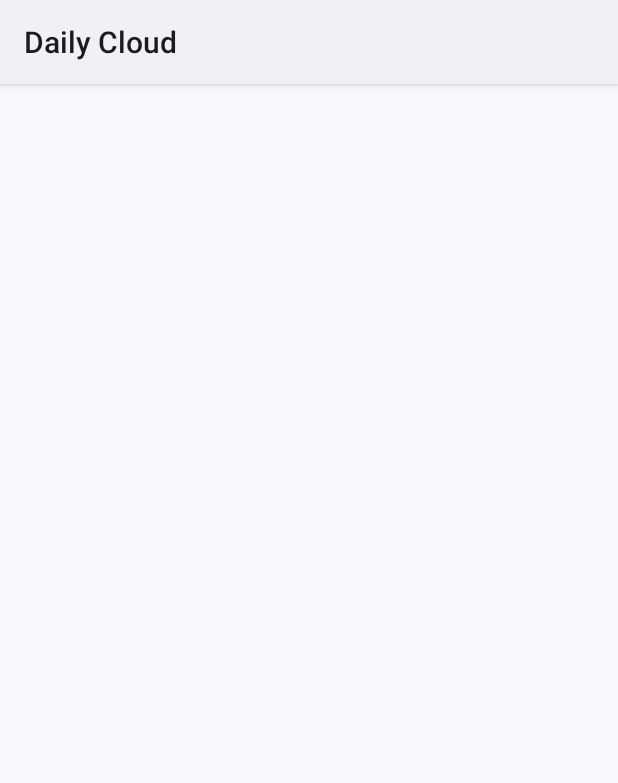
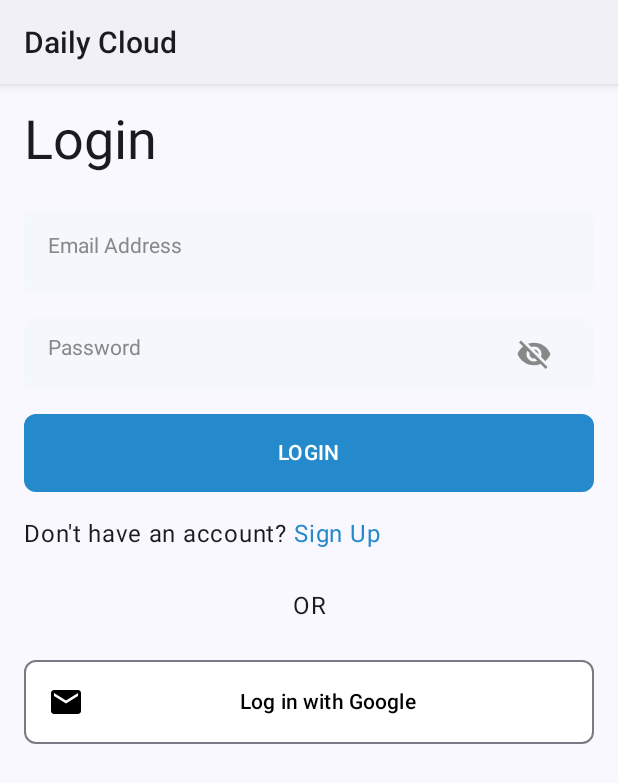
Before and after one commit to daily-cloud/daily-cloud-md, an Android app built with Jetpack Compose: the LoginScreen screen opened through its navigation route, on a phone screen of 412 x 824 dp. Shown: the top 783 px of the screen. Run offline under Robolectric (Android 15) with nearby library versions, the phone set to English and light mode, and no system bars; our stand-ins replace Dagger/Hilt's generated code, Firebase (no records; nobody signed in at launch, a user with empty details on screens opened directly); 1 statement that could not run was skipped.

Commit message:
[Autentikasi] Tampilan Login

```diff
--- /dev/null
+++ b/app/src/main/java/com/dailycloud/dailycloud/ui/components/CustomButton.kt
@@ -0,0 +1,81 @@
+package com.dailycloud.dailycloud.ui.components
+
+import androidx.compose.foundation.BorderStroke
+import androidx.compose.foundation.layout.PaddingValues
+import androidx.compose.foundation.layout.Spacer
+import androidx.compose.foundation.layout.fillMaxWidth
+import androidx.compose.foundation.layout.size
+import androidx.compose.foundation.shape.RoundedCornerShape
+import androidx.compose.material.icons.Icons
+import androidx.compose.material.icons.filled.Email
+import androidx.compose.material3.Button
+import androidx.compose.material3.ButtonDefaults
+import androidx.compose.material3.Icon
+import androidx.compose.material3.OutlinedButton
+import androidx.compose.material3.OutlinedIconButton
+import androidx.compose.material3.Text
+import androidx.compose.runtime.Composable
+import androidx.compose.ui.Modifier
+import androidx.compose.ui.graphics.Color
+import androidx.compose.ui.graphics.vector.ImageVector
+import androidx.compose.ui.res.stringResource
+import androidx.compose.ui.text.font.FontWeight
+import androidx.compose.ui.text.style.TextAlign
+import androidx.compose.ui.tooling.preview.Preview
+import androidx.compose.ui.unit.dp
+import com.dailycloud.dailycloud.R
+import com.dailycloud.dailycloud.ui.theme.DailyCloudTheme
+import com.dailycloud.dailycloud.ui.theme.Primary
+
+@Composable
+fun CustomFilledButton(
+    modifier: Modifier = Modifier,
+    onClick: () -> Unit,
+    text: String,
+) {
+    Button(
+        modifier = modifier,
+        colors = ButtonDefaults.buttonColors(containerColor = Primary),
+        shape = RoundedCornerShape(8.dp),
+        contentPadding = PaddingValues(16.dp),
+        onClick = onClick
+    ) {
+        Text(text, color = Color.White, fontWeight = FontWeight.SemiBold)
+    }
+}
+
+@Composable
+fun CustomOutlinedButton(
+    modifier: Modifier = Modifier,
+    onClick: () -> Unit,
+    text: String,
+) {
+    OutlinedButton(
+        modifier = modifier,
+        border = BorderStroke(1.dp, Primary),
+        shape = RoundedCornerShape(8.dp),
+        contentPadding = PaddingValues(16.dp),
+        onClick = onClick
+    ) {
+        Text(text, color = Primary, fontWeight = FontWeight.SemiBold)
+    }
+}
+
+@Composable
+fun SocialButton(
+    modifier: Modifier = Modifier,
+    onClick: () -> Unit,
+    text: String,
+    Icon: ImageVector,
+) {
+    OutlinedButton(
+        modifier = modifier,
+        colors = ButtonDefaults.outlinedButtonColors(containerColor = Color.White, contentColor = Color.Black),
+        shape = RoundedCornerShape(8.dp),
+        contentPadding = PaddingValues(16.dp),
+        onClick = onClick
+    ) {
+        Icon(imageVector = Icons.Default.Email, contentDescription = text)
+        Text(text, textAlign = TextAlign.Center, fontWeight = FontWeight.SemiBold, modifier = Modifier.weight(1f))
+    }
+}
--- /dev/null
+++ b/app/src/main/java/com/dailycloud/dailycloud/ui/components/EmailField.kt
@@ -0,0 +1,58 @@
+package com.dailycloud.dailycloud.ui.components
+
+import androidx.compose.foundation.background
+import androidx.compose.foundation.layout.Box
+import androidx.compose.foundation.layout.fillMaxWidth
+import androidx.compose.foundation.layout.padding
+import androidx.compose.foundation.shape.RoundedCornerShape
+import androidx.compose.foundation.text.BasicTextField
+import androidx.compose.foundation.text.KeyboardOptions
+import androidx.compose.material3.LocalTextStyle
+import androidx.compose.material3.Text
+import androidx.compose.material3.TextField
+import androidx.compose.material3.TextFieldColors
+import androidx.compose.material3.TextFieldDefaults
+import androidx.compose.runtime.Composable
+import androidx.compose.ui.Modifier
+import androidx.compose.ui.draw.clip
+import androidx.compose.ui.graphics.Color
+import androidx.compose.ui.text.TextStyle
+import androidx.compose.ui.text.input.KeyboardType
+import androidx.compose.ui.tooling.preview.Preview
+import androidx.compose.ui.unit.dp
+import com.dailycloud.dailycloud.ui.theme.DailyCloudTheme
+
+@Composable
+fun EmailField(
+    modifier: Modifier = Modifier,
+    value: String,
+    onValueChange: (String) -> Unit,
+) {
+    BasicTextField(
+        value = value,
+        onValueChange = onValueChange,
+        singleLine = true,
+        textStyle = LocalTextStyle.current,
+        keyboardOptions = KeyboardOptions(keyboardType = KeyboardType.Email),
+        decorationBox = { innerTextField ->
+            Box() {
+                if (value.isEmpty()) {
+                    Text(
+                        text = "Email Address",
+                        style = TextStyle(color = Color.Gray),
+                    )
+                }
+            }
+            innerTextField()
+        },
+        modifier = modifier.clip(RoundedCornerShape(8.dp)).background(Color(0xFFF4F7FC)).padding(16.dp)
+    )
+}
+
+@Preview(showBackground = true)
+@Composable
+fun EmailFieldPreview() {
+    DailyCloudTheme() {
+        EmailField(value = "", onValueChange = {}, modifier = Modifier.fillMaxWidth())
+    }
+}
--- /dev/null
+++ b/app/src/main/java/com/dailycloud/dailycloud/ui/components/PasswordField.kt
@@ -0,0 +1,95 @@
+package com.dailycloud.dailycloud.ui.components
+
+import androidx.compose.foundation.background
+import androidx.compose.foundation.layout.Arrangement
+import androidx.compose.foundation.layout.Box
+import androidx.compose.foundation.layout.Row
+import androidx.compose.foundation.layout.fillMaxWidth
+import androidx.compose.foundation.layout.padding
+import androidx.compose.foundation.shape.RoundedCornerShape
+import androidx.compose.foundation.text.BasicTextField
+import androidx.compose.foundation.text.KeyboardOptions
+import androidx.compose.material.icons.Icons
+import androidx.compose.material.icons.filled.Visibility
+import androidx.compose.material.icons.filled.VisibilityOff
+import androidx.compose.material3.Icon
+import androidx.compose.material3.IconButton
+import androidx.compose.material3.LocalTextStyle
+import androidx.compose.material3.Text
+import androidx.compose.runtime.Composable
+import androidx.compose.runtime.getValue
+import androidx.compose.runtime.mutableStateOf
+import androidx.compose.runtime.remember
+import androidx.compose.runtime.setValue
+import androidx.compose.ui.Alignment
+import androidx.compose.ui.Modifier
+import androidx.compose.ui.draw.clip
+import androidx.compose.ui.graphics.Color
+import androidx.compose.ui.text.TextStyle
+import androidx.compose.ui.text.input.KeyboardType
+import androidx.compose.ui.text.input.PasswordVisualTransformation
+import androidx.compose.ui.text.input.VisualTransformation
+import androidx.compose.ui.tooling.preview.Preview
+import androidx.compose.ui.unit.dp
+import com.dailycloud.dailycloud.ui.theme.DailyCloudTheme
+
+@Composable
+fun PasswordField(
+    modifier: Modifier = Modifier,
+    value: String,
+    onValueChange: (String) -> Unit,
+) {
+    var passwordIsVisible by remember { mutableStateOf(false) }
+
+    BasicTextField(
+        value = value,
+        onValueChange = onValueChange,
+        singleLine = true,
+        textStyle = LocalTextStyle.current,
+        keyboardOptions = KeyboardOptions(keyboardType = KeyboardType.Password),
+        visualTransformation = if (passwordIsVisible) {
+            VisualTransformation.None
+        } else {
+            PasswordVisualTransformation()
+        },
+        decorationBox = { innerTextField ->
+            Row(
+                modifier = Modifier.padding(horizontal = 16.dp),
+                verticalAlignment = Alignment.CenterVertically,
+                horizontalArrangement = Arrangement.SpaceBetween,
+            ) {
+                Box() {
+                    if (value.isEmpty()) {
+                        Text(
+                            text = "Password",
+                            style = TextStyle(color = Color.Gray),
+                        )
+                    }
+                    innerTextField()
+                }
+                IconButton(
+                    onClick = {
+                        passwordIsVisible = !passwordIsVisible
+                    }
+                ) {
+                    Icon(
+                        imageVector = if (passwordIsVisible) Icons.Default.Visibility else Icons.Default.VisibilityOff,
+                        contentDescription = null,
+                        tint = Color.Gray
+                    )
+                }
+            }
+        },
+        modifier = modifier
+            .clip(RoundedCornerShape(8.dp))
+            .background(Color(0xFFF4F7FC))
+    )
+}
+
+@Preview(showBackground = true)
+@Composable
+fun PasswordFieldPreview() {
+    DailyCloudTheme() {
+        PasswordField(value = "", onValueChange = {}, modifier = Modifier.fillMaxWidth())
+    }
+}
--- a/app/src/main/java/com/dailycloud/dailycloud/ui/screen/login/LoginScreen.kt
+++ b/app/src/main/java/com/dailycloud/dailycloud/ui/screen/login/LoginScreen.kt
@@ -1,8 +1,84 @@
 package com.dailycloud.dailycloud.ui.screen.login
 
+import androidx.compose.foundation.clickable
+import androidx.compose.foundation.layout.Column
+import androidx.compose.foundation.layout.PaddingValues
+import androidx.compose.foundation.layout.Row
+import androidx.compose.foundation.layout.Spacer
+import androidx.compose.foundation.layout.fillMaxWidth
+import androidx.compose.foundation.layout.height
+import androidx.compose.foundation.layout.padding
+import androidx.compose.foundation.rememberScrollState
+import androidx.compose.foundation.text.BasicTextField
+import androidx.compose.foundation.verticalScroll
+import androidx.compose.material.icons.Icons
+import androidx.compose.material.icons.filled.Email
+import androidx.compose.material3.ElevatedButton
+import androidx.compose.material3.MaterialTheme
+import androidx.compose.material3.OutlinedTextField
+import androidx.compose.material3.Text
+import androidx.compose.material3.TextButton
 import androidx.compose.runtime.Composable
+import androidx.compose.runtime.getValue
+import androidx.compose.runtime.mutableStateOf
+import androidx.compose.runtime.remember
+import androidx.compose.runtime.setValue
+import androidx.compose.ui.Modifier
+import androidx.compose.ui.res.stringResource
+import androidx.compose.ui.text.style.TextAlign
+import androidx.compose.ui.tooling.preview.Preview
+import androidx.compose.ui.unit.dp
+import androidx.hilt.navigation.compose.hiltViewModel
+import com.dailycloud.dailycloud.R
+import com.dailycloud.dailycloud.ui.components.CustomFilledButton
+import com.dailycloud.dailycloud.ui.components.EmailField
+import com.dailycloud.dailycloud.ui.components.PasswordField
+import com.dailycloud.dailycloud.ui.components.SocialButton
+import com.dailycloud.dailycloud.ui.theme.DailyCloudTheme
+import com.dailycloud.dailycloud.ui.theme.Primary
 
 @Composable
-fun LoginScreen() {
+fun LoginScreen(
+    modifier: Modifier = Modifier,
+    toHome: () -> Unit,
+    viewModel: LoginViewModel = hiltViewModel(),
+) {
+    Column(modifier = modifier
+        .verticalScroll(rememberScrollState())
+        .padding(16.dp)) {
 
+        val email by viewModel.email
+        val password by viewModel.password
+
+        Text(stringResource(R.string.login) , style = MaterialTheme.typography.displaySmall)
+        Spacer(modifier = Modifier.height(24.dp))
+        EmailField(
+            value = email,
+            onValueChange = viewModel::onEmailChanged,
+            modifier = Modifier.fillMaxWidth()
+        )
+        Spacer(modifier = Modifier.height(16.dp))
+        PasswordField(
+            value = password,
+            onValueChange = viewModel::onPasswordChanged,
+            modifier = Modifier.fillMaxWidth()
+        )
+        Spacer(modifier = Modifier.height(16.dp))
+        CustomFilledButton(
+            text = "Login".uppercase(),
+            onClick = {
+                viewModel.login(toHome)
+            },
+            modifier = Modifier.fillMaxWidth()
+        )
+        Spacer(modifier = Modifier.height(16.dp))
+        Row() {
+            Text(stringResource(R.string.don_t_have_an_account))
+            Text(stringResource(R.string.sign_up), color = Primary, modifier = Modifier.clickable {  })
+        }
+        Spacer(modifier = Modifier.height(24.dp))
+        Text("OR", textAlign = TextAlign.Center, modifier = Modifier.fillMaxWidth())
+        Spacer(modifier = Modifier.height(24.dp))
+        SocialButton(onClick = {}, text = stringResource(R.string.log_in_with_google), Icon = Icons.Default.Email)
+    }
 }
--- a/app/src/main/java/com/dailycloud/dailycloud/ui/screen/login/LoginViewModel.kt
+++ b/app/src/main/java/com/dailycloud/dailycloud/ui/screen/login/LoginViewModel.kt
@@ -33,7 +33,7 @@ class LoginViewModel @Inject constructor(private val repository: DailyCloudRepos
         _password.value = password
     }
 
-    fun login() {
+    fun login(toHome: () -> Unit) {
         viewModelScope.launch {
             repository.login(_email.value, _password.value)
                 .collect {
@@ -42,7 +42,7 @@ class LoginViewModel @Inject constructor(private val repository: DailyCloudRepos
 
                         }
                         is UiState.Success -> {
-
+                            toHome()
                         }
                         is UiState.Error -> {
 
--- a/app/src/main/java/com/dailycloud/dailycloud/ui/theme/Color.kt
+++ b/app/src/main/java/com/dailycloud/dailycloud/ui/theme/Color.kt
@@ -9,3 +9,5 @@ val Pink80 = Color(0xFFEFB8C8)
 val Purple40 = Color(0xFF6650a4)
 val PurpleGrey40 = Color(0xFF625b71)
 val Pink40 = Color(0xFF7D5260)
+
+val Primary = Color(0xFF258ACB)
--- a/app/src/main/res/values/strings.xml
+++ b/app/src/main/res/values/strings.xml
@@ -10,4 +10,12 @@
     <string name="we_help_you_get_stronger_emotionally">We help you get stronger emotionally</string>
     <string name="sign_up">Sign Up</string>
     <string name="i_have_an_account">I have an account</string>
+    <string name="how_are_you_feeling_today">How are you feeling today?</string>
+    <string name="you_re_feeling_today">You’re feeling %1$s today!</string>
+    <string name="your_last_3_moods">Your last 3 moods</string>
+    <string name="daily_journal">Daily Journal</string>
+    <string name="ready_to_write_your_today_s_journal">Ready to write your today’s journal?</string>
+    <string name="login">Login</string>
+    <string name="log_in_with_google">Log in with Google</string>
+    <string name="don_t_have_an_account">"Don't have an account? "</string>
 </resources>
```
Also changed, not shown: app/src/main/java/com/dailycloud/dailycloud/ui/screen/getstarted/GetStartedScreen.kt (+37 -13 lines).
